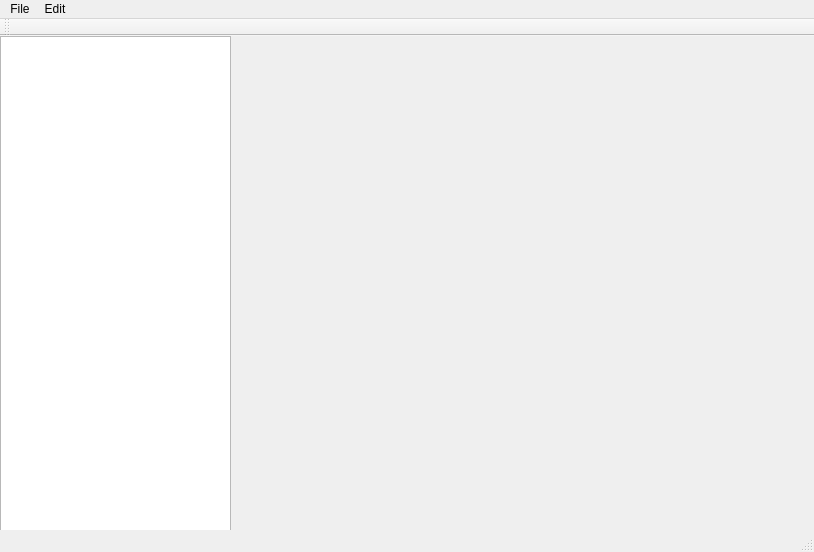
This is dispositif/Cubicle/mainwindow.ui in ppff/Cubicle-GUI as Qt 5 draws it before an edit. The edited form follows.
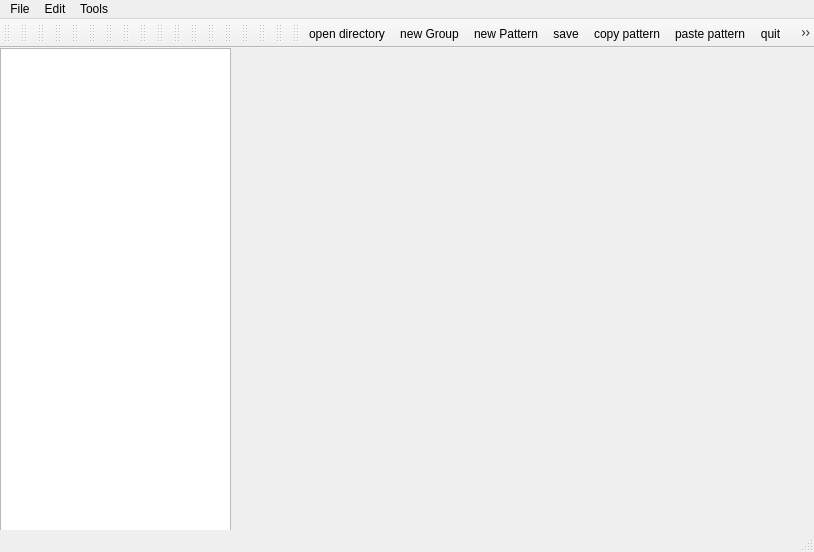
This is the edited form. Icons and pictures are not drawn.

Commit message: les clics droits et la toolbar

```diff
--- a/dispositif/Cubicle/mainwindow.ui
+++ b/dispositif/Cubicle/mainwindow.ui
@@ -68,18 +68,225 @@
     <addaction name="actionPaste_pattern"/>
     <addaction name="actionDelete_pattern"/>
    </widget>
+   <widget class="QMenu" name="menuTools">
+    <property name="title">
+     <string>Tools</string>
+    </property>
+    <addaction name="actionSelect"/>
+    <addaction name="actionDuplicate"/>
+   </widget>
    <addaction name="menuFile"/>
    <addaction name="menuEdit"/>
-  </widget>
-  <widget class="QToolBar" name="mainToolBar">
-   <attribute name="toolBarArea">
-    <enum>TopToolBarArea</enum>
-   </attribute>
-   <attribute name="toolBarBreak">
-    <bool>false</bool>
-   </attribute>
+   <addaction name="menuTools"/>
   </widget>
   <widget class="QStatusBar" name="statusBar"/>
+  <widget class="QToolBar" name="toolBar">
+   <property name="windowTitle">
+    <string>toolBar</string>
+   </property>
+   <attribute name="toolBarArea">
+    <enum>TopToolBarArea</enum>
+   </attribute>
+   <attribute name="toolBarBreak">
+    <bool>false</bool>
+   </attribute>
+  </widget>
+  <widget class="QToolBar" name="mainToolBar">
+   <property name="enabled">
+    <bool>false</bool>
+   </property>
+   <attribute name="toolBarArea">
+    <enum>TopToolBarArea</enum>
+   </attribute>
+   <attribute name="toolBarBreak">
+    <bool>false</bool>
+   </attribute>
+  </widget>
+  <widget class="QToolBar" name="toolBar_2">
+   <property name="windowTitle">
+    <string>toolBar_2</string>
+   </property>
+   <attribute name="toolBarArea">
+    <enum>TopToolBarArea</enum>
+   </attribute>
+   <attribute name="toolBarBreak">
+    <bool>false</bool>
+   </attribute>
+  </widget>
+  <widget class="QToolBar" name="toolBar_3">
+   <property name="windowTitle">
+    <string>toolBar_3</string>
+   </property>
+   <attribute name="toolBarArea">
+    <enum>TopToolBarArea</enum>
+   </attribute>
+   <attribute name="toolBarBreak">
+    <bool>false</bool>
+   </attribute>
+  </widget>
+  <widget class="QToolBar" name="toolBar_4">
+   <property name="windowTitle">
+    <string>toolBar_4</string>
+   </property>
+   <attribute name="toolBarArea">
+    <enum>TopToolBarArea</enum>
+   </attribute>
+   <attribute name="toolBarBreak">
+    <bool>false</bool>
+   </attribute>
+  </widget>
+  <widget class="QToolBar" name="toolBar_5">
+   <property name="windowTitle">
+    <string>toolBar_5</string>
+   </property>
+   <attribute name="toolBarArea">
+    <enum>TopToolBarArea</enum>
+   </attribute>
+   <attribute name="toolBarBreak">
+    <bool>false</bool>
+   </attribute>
+  </widget>
+  <widget class="QToolBar" name="toolBar_6">
+   <property name="windowTitle">
+    <string>toolBar_6</string>
+   </property>
+   <attribute name="toolBarArea">
+    <enum>TopToolBarArea</enum>
+   </attribute>
+   <attribute name="toolBarBreak">
+    <bool>false</bool>
+   </attribute>
+  </widget>
+  <widget class="QToolBar" name="toolBar_7">
+   <property name="windowTitle">
+    <string>toolBar_7</string>
+   </property>
+   <attribute name="toolBarArea">
+    <enum>TopToolBarArea</enum>
+   </attribute>
+   <attribute name="toolBarBreak">
+    <bool>false</bool>
+   </attribute>
+  </widget>
+  <widget class="QToolBar" name="toolBar_8">
+   <property name="windowTitle">
+    <string>toolBar_8</string>
+   </property>
+   <attribute name="toolBarArea">
+    <enum>TopToolBarArea</enum>
+   </attribute>
+   <attribute name="toolBarBreak">
+    <bool>false</bool>
+   </attribute>
+  </widget>
+  <widget class="QToolBar" name="toolBar_9">
+   <property name="windowTitle">
+    <string>toolBar_9</string>
+   </property>
+   <attribute name="toolBarArea">
+    <enum>TopToolBarArea</enum>
+   </attribute>
+   <attribute name="toolBarBreak">
+    <bool>false</bool>
+   </attribute>
+  </widget>
+  <widget class="QToolBar" name="toolBar_10">
+   <property name="windowTitle">
+    <string>toolBar_10</string>
+   </property>
+   <attribute name="toolBarArea">
+    <enum>TopToolBarArea</enum>
+   </attribute>
+   <attribute name="toolBarBreak">
+    <bool>false</bool>
+   </attribute>
+  </widget>
+  <widget class="QToolBar" name="toolBar_11">
+   <property name="windowTitle">
+    <string>toolBar_11</string>
+   </property>
+   <attribute name="toolBarArea">
+    <enum>TopToolBarArea</enum>
+   </attribute>
+   <attribute name="toolBarBreak">
+    <bool>false</bool>
+   </attribute>
+  </widget>
+  <widget class="QToolBar" name="toolBar_12">
+   <property name="windowTitle">
+    <string>toolBar_12</string>
+   </property>
+   <attribute name="toolBarArea">
+    <enum>TopToolBarArea</enum>
+   </attribute>
+   <attribute name="toolBarBreak">
+    <bool>false</bool>
+   </attribute>
+  </widget>
+  <widget class="QToolBar" name="toolBar_13">
+   <property name="windowTitle">
+    <string>toolBar_13</string>
+   </property>
+   <attribute name="toolBarArea">
+    <enum>TopToolBarArea</enum>
+   </attribute>
+   <attribute name="toolBarBreak">
+    <bool>false</bool>
+   </attribute>
+  </widget>
+  <widget class="QToolBar" name="toolBar_14">
+   <property name="windowTitle">
+    <string>toolBar_14</string>
+   </property>
+   <attribute name="toolBarArea">
+    <enum>TopToolBarArea</enum>
+   </attribute>
+   <attribute name="toolBarBreak">
+    <bool>false</bool>
+   </attribute>
+  </widget>
+  <widget class="QToolBar" name="toolBar_15">
+   <property name="windowTitle">
+    <string>toolBar_15</string>
+   </property>
+   <attribute name="toolBarArea">
+    <enum>TopToolBarArea</enum>
+   </attribute>
+   <attribute name="toolBarBreak">
+    <bool>false</bool>
+   </attribute>
+  </widget>
+  <widget class="QToolBar" name="toolBar_16">
+   <property name="windowTitle">
+    <string>toolBar_16</string>
+   </property>
+   <attribute name="toolBarArea">
+    <enum>TopToolBarArea</enum>
+   </attribute>
+   <attribute name="toolBarBreak">
+    <bool>false</bool>
+   </attribute>
+  </widget>
+  <widget class="QToolBar" name="toolBar_17">
+   <property name="windowTitle">
+    <string>toolBar_17</string>
+   </property>
+   <attribute name="toolBarArea">
+    <enum>TopToolBarArea</enum>
+   </attribute>
+   <attribute name="toolBarBreak">
+    <bool>false</bool>
+   </attribute>
+   <addaction name="actionOpen_directory"/>
+   <addaction name="actionNew_Group"/>
+   <addaction name="actionNew_Pattern"/>
+   <addaction name="actionSave"/>
+   <addaction name="actionCopy"/>
+   <addaction name="actionPaste_pattern"/>
+   <addaction name="actionQuit"/>
+   <addaction name="actionSelect"/>
+   <addaction name="actionDuplicate"/>
+  </widget>
   <action name="actionNew_Group">
    <property name="icon">
     <iconset resource="ressource.qrc">
@@ -161,6 +368,24 @@
     <string>select a group of atoms</string>
    </property>
   </action>
+  <action name="actionSelect">
+   <property name="icon">
+    <iconset resource="ressource.qrc">
+     <normaloff>:/icone/Selection_Plan.jpeg</normaloff>:/icone/Selection_Plan.jpeg</iconset>
+   </property>
+   <property name="text">
+    <string>Select</string>
+   </property>
+  </action>
+  <action name="actionDuplicate">
+   <property name="icon">
+    <iconset resource="ressource.qrc">
+     <normaloff>:/icone/Dupliquer.gif</normaloff>:/icone/Dupliquer.gif</iconset>
+   </property>
+   <property name="text">
+    <string>Duplicate</string>
+   </property>
+  </action>
  </widget>
  <layoutdefault spacing="6" margin="11"/>
  <tabstops>
```
Left out of the diff: 2 changed lines with no effect on the pictures. The commit also changes 3 other files.
